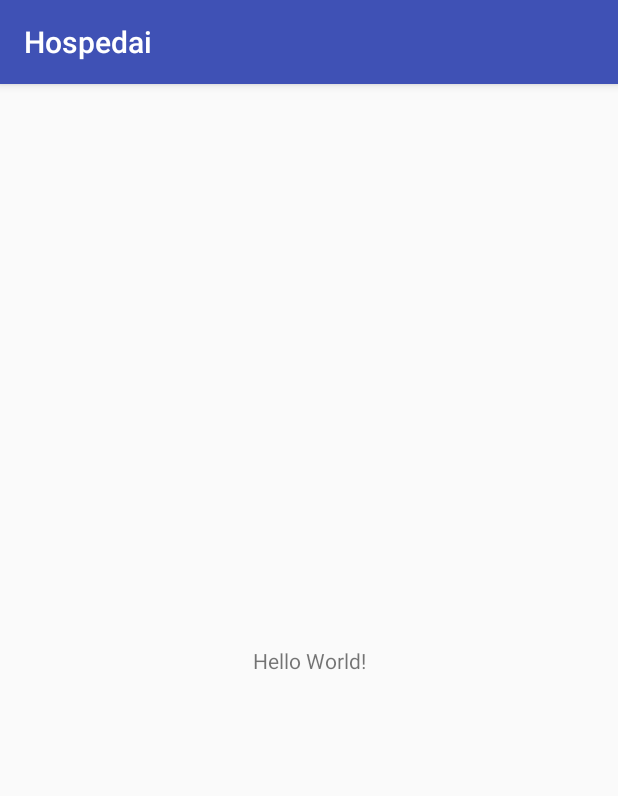
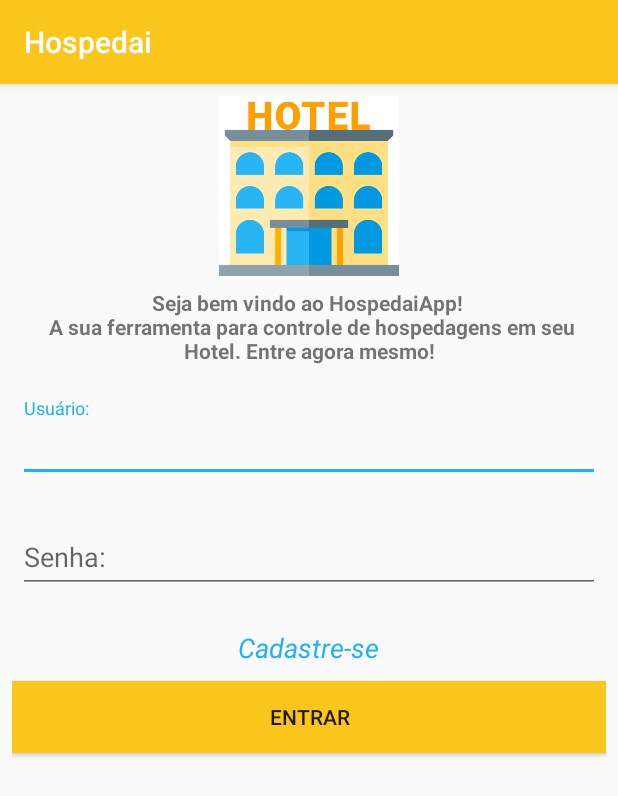
Before and after one commit to HipolitoJr/hospedai-app-android, an Android app: the screen it shows after launch (LoginActivity), on a phone screen of 412 x 824 dp. Shown: the top 796 px of the screen. Run offline under Robolectric (Android 15) with nearby library versions, the phone set to English and light mode, and no system bars.

Commit message:
Criação da funcionalidade de Login e Personalização do Layout da tela.

```diff
--- a/app/build.gradle
+++ b/app/build.gradle
@@ -24,7 +24,7 @@ android {
 
 dependencies {
     implementation fileTree(dir: 'libs', include: ['*.jar'])
-    implementation"org.jetbrains.kotlin:kotlin-stdlib-jre7:$kotlin_version"
+    implementation "org.jetbrains.kotlin:kotlin-stdlib-jre7:$kotlin_version"
     implementation 'com.android.support:appcompat-v7:26.0.0-beta1'
     implementation 'com.android.support.constraint:constraint-layout:1.0.2'
     testImplementation 'junit:junit:4.12'
@@ -33,4 +33,6 @@ dependencies {
 
     compile 'com.squareup.retrofit2:retrofit:2.2.0'
     compile 'com.squareup.retrofit2:converter-gson:2.1.0'
+
+    compile 'com.android.support:design:26.0.0'
 }
--- a/app/src/main/AndroidManifest.xml
+++ b/app/src/main/AndroidManifest.xml
@@ -1,7 +1,8 @@
 <?xml version="1.0" encoding="utf-8"?>
 <manifest xmlns:android="http://schemas.android.com/apk/res/android"
     package="com.example.hipolito.hospedai">
-    <uses-permission android:name="android.permission.INTERNET"></uses-permission>
+
+    <uses-permission android:name="android.permission.INTERNET" />
 
     <application
         android:allowBackup="true"
@@ -17,6 +18,7 @@
                 <category android:name="android.intent.category.LAUNCHER" />
             </intent-filter>
         </activity>
+        <activity android:name=".MenuActivity"></activity>
     </application>
 
 </manifest>
--- a/app/src/main/java/com/example/hipolito/hospedai/LoginActivity.kt
+++ b/app/src/main/java/com/example/hipolito/hospedai/LoginActivity.kt
@@ -1,12 +1,77 @@
 package com.example.hipolito.hospedai
 
+import android.content.Intent
 import android.support.v7.app.AppCompatActivity
 import android.os.Bundle
+import android.widget.Toast
+import com.example.hipolito.hospedai.api.APIService
+import com.example.hipolito.hospedai.models.TokenAPIModel
+import com.example.hipolito.hospedai.models.Usuario
+import com.example.hipolito.hospedai.util.HospedaiConstants
+import com.example.hipolito.hospedai.util.SecurityPreferences
+import kotlinx.android.synthetic.main.activity_login.*
+import retrofit2.Call
+import retrofit2.Callback
+import retrofit2.Response
 
 class LoginActivity : AppCompatActivity() {
+
+    private lateinit var apiService: APIService
+    private lateinit var securityPreferences: SecurityPreferences
 
     override fun onCreate(savedInstanceState: Bundle?) {
         super.onCreate(savedInstanceState)
         setContentView(R.layout.activity_login)
+        setupViews()
+
     }
+
+    private fun setupViews() {
+        apiService = APIService("")
+        securityPreferences = SecurityPreferences(this)
+
+        btnEntrarLogin.setOnClickListener {
+            fazerLogin(criarUsuario())
+        }
+
+    }
+
+    private fun fazerLogin(usuario: Usuario){
+
+        val loginAPI = apiService.loginEndPoint.loginAPI(usuario)
+
+        loginAPI.enqueue(object : Callback<TokenAPIModel>{
+            override fun onFailure(call: Call<TokenAPIModel>?, t: Throwable?) {
+                Toast.makeText(this@LoginActivity, "Failure " + t!!.cause.toString(), Toast.LENGTH_SHORT).show()
+            }
+
+            override fun onResponse(call: Call<TokenAPIModel>?, response: Response<TokenAPIModel>?) {
+                if (response!!.isSuccessful){
+                    logarUsuario(response.body(), usuario)
+                }else{
+                    Toast.makeText(this@LoginActivity, "Erro: " + response.body().erro, Toast.LENGTH_SHORT).show()
+                }
+            }
+        })
+
+    }
+
+    private fun criarUsuario(): Usuario{
+        val username = editUsuarioLogin.text.toString()
+        val password = editSenhaLogin.text.toString()
+
+        val usuario = Usuario(0, password, username)
+        return usuario
+    }
+
+    private fun logarUsuario(token: TokenAPIModel, usuario: Usuario){
+
+        securityPreferences.saveString(HospedaiConstants.KEY.TOKEN_LOGADO, token.token)
+        securityPreferences.saveLong(HospedaiConstants.KEY.USUARIO_LOGADO, usuario.id)
+
+        val intent = Intent(this, MenuActivity::class.java)
+        startActivity(intent)
+
+    }
+
 }
--- a/app/src/main/java/com/example/hipolito/hospedai/api/APIService.kt
+++ b/app/src/main/java/com/example/hipolito/hospedai/api/APIService.kt
@@ -1,5 +1,6 @@
 package com.example.hipolito.hospedai.api
 
+import com.example.hipolito.hospedai.api.endpoints.LoginEndPoint
 import okhttp3.OkHttpClient
 import retrofit2.Retrofit
 import retrofit2.converter.gson.GsonConverterFactory
@@ -10,14 +11,16 @@ import retrofit2.converter.gson.GsonConverterFactory
 
 class APIService{
 
-    public val BASE_URL = "http://api.football-data.org/"
+    private val BASE_URL = "http://192.168.0.21:8000/api/v1/"
 
-    var retrofit: Retrofit? = null
-    //var interceptorFootballAPI: InterceptorFootballAPI? = null
+    private lateinit var retrofit: Retrofit
+    private lateinit var interceptorAPI: InterceptorAPI
+
+    public lateinit var loginEndPoint: LoginEndPoint
 
     constructor(TOKEN: String){
-        var Token = "Token " + TOKEN
-        val interceptorAPI = InterceptorAPI(Token)
+
+        interceptorAPI = InterceptorAPI("Token " + TOKEN)
 
         val builderCliente = OkHttpClient.Builder()
         builderCliente.addInterceptor(interceptorAPI)
@@ -29,5 +32,7 @@ class APIService{
                 .addConverterFactory(GsonConverterFactory.create())
                 .client(cliente)
                 .build()
+
+        loginEndPoint = this.retrofit.create(LoginEndPoint::class.java)
     }
 }
--- /dev/null
+++ b/app/src/main/java/com/example/hipolito/hospedai/api/endpoints/LoginEndPoint.kt
@@ -0,0 +1,17 @@
+package com.example.hipolito.hospedai.api.endpoints
+
+import com.example.hipolito.hospedai.models.TokenAPIModel
+import com.example.hipolito.hospedai.models.Usuario
+import retrofit2.Call
+import retrofit2.http.Body
+import retrofit2.http.POST
+
+/**
+ * Created by hipolito on 27/02/18.
+ */
+interface LoginEndPoint {
+
+    @POST("token/")
+    fun loginAPI(@Body usuario: Usuario): Call<TokenAPIModel>
+
+}
--- a/app/src/main/res/layout/activity_login.xml
+++ b/app/src/main/res/layout/activity_login.xml
@@ -1,18 +1,83 @@
 <?xml version="1.0" encoding="utf-8"?>
-<android.support.constraint.ConstraintLayout xmlns:android="http://schemas.android.com/apk/res/android"
+<LinearLayout
+    xmlns:android="http://schemas.android.com/apk/res/android"
     xmlns:app="http://schemas.android.com/apk/res-auto"
     xmlns:tools="http://schemas.android.com/tools"
     android:layout_width="match_parent"
     android:layout_height="match_parent"
+    android:orientation="vertical"
     tools:context="com.example.hipolito.hospedai.LoginActivity">
 
-    <TextView
-        android:layout_width="wrap_content"
-        android:layout_height="wrap_content"
-        android:text="Hello World!"
-        app:layout_constraintBottom_toBottomOf="parent"
-        app:layout_constraintLeft_toLeftOf="parent"
-        app:layout_constraintRight_toRightOf="parent"
-        app:layout_constraintTop_toTopOf="parent" />
+    <LinearLayout
+        android:padding="8dp"
+        android:orientation="vertical"
+        android:layout_width="match_parent"
+        android:layout_height="match_parent">
 
-</android.support.constraint.ConstraintLayout>
+        <ImageView
+            android:src="@drawable/ic_hotel"
+            android:layout_width="match_parent"
+            android:layout_height="120dp" />
+
+        <TextView
+            android:text="Seja bem vindo ao HospedaiApp! \n A sua ferramenta para controle de hospedagens em seu Hotel. Entre agora mesmo!"
+            android:padding="8dp"
+            android:textAlignment="center"
+            android:gravity="center"
+            android:textStyle="bold"
+            android:layout_width="match_parent"
+            android:layout_height="wrap_content" />
+
+        <android.support.design.widget.TextInputLayout
+            android:padding="4dp"
+            android:layout_marginTop="10dp"
+            android:layout_width="match_parent"
+            android:layout_height="wrap_content">
+
+            <EditText
+                android:id="@+id/editUsuarioLogin"
+                android:hint="Usuário:"
+                android:inputType="textEmailAddress"
+                android:layout_width="match_parent"
+                android:layout_height="wrap_content" />
+
+        </android.support.design.widget.TextInputLayout>
+
+        <android.support.design.widget.TextInputLayout
+            android:padding="4dp"
+            android:layout_marginTop="10dp"
+            android:layout_width="match_parent"
+            android:layout_height="wrap_content">
+
+            <EditText
+                android:id="@+id/editSenhaLogin"
+                android:hint="Senha:"
+                android:inputType="textPassword"
+                android:layout_width="match_parent"
+                android:layout_height="wrap_content" />
+
+        </android.support.design.widget.TextInputLayout>
+
+        <TextView
+            android:text="Cadastre-se"
+            android:layout_marginTop="20dp"
+            android:layout_gravity="center"
+            android:textStyle="italic"
+            android:clickable="true"
+            android:textSize="18sp"
+            android:textColor="@color/colorAccent"
+            android:layout_width="wrap_content"
+            android:layout_height="wrap_content" />
+
+        <Button
+            android:id="@+id/btnEntrarLogin"
+            android:text="Entrar"
+            android:layout_marginTop="10dp"
+            android:background="@color/colorPrimary"
+            android:layout_gravity="bottom|center"
+            android:layout_width="match_parent"
+            android:layout_height="wrap_content" />
+
+    </LinearLayout>
+
+</LinearLayout>
--- a/app/src/main/res/values/colors.xml
+++ b/app/src/main/res/values/colors.xml
@@ -1,6 +1,6 @@
 <?xml version="1.0" encoding="utf-8"?>
 <resources>
-    <color name="colorPrimary">#3F51B5</color>
-    <color name="colorPrimaryDark">#303F9F</color>
-    <color name="colorAccent">#FF4081</color>
+    <color name="colorPrimary">#fac61b</color>
+    <color name="colorPrimaryDark">#daaa10</color>
+    <color name="colorAccent">#1fb2fc</color>
 </resources>
```
Also changed, not shown: app/src/main/java/com/example/hipolito/hospedai/MenuActivity.kt (added, +12 -0 lines), app/src/main/java/com/example/hipolito/hospedai/models/TokenAPIModel.kt (added, +12 -0 lines), app/src/main/java/com/example/hipolito/hospedai/models/Usuario.kt (added, +13 -0 lines), app/src/main/java/com/example/hipolito/hospedai/util/HospedaiConstants.kt (added, +13 -0 lines), app/src/main/java/com/example/hipolito/hospedai/util/SecurityPreferences.kt (added, +54 -0 lines), app/src/main/res/layout/activity_menu.xml (added, +9 -0 lines), app/src/main/res/drawable-v24/ic_hotel.png (added).
